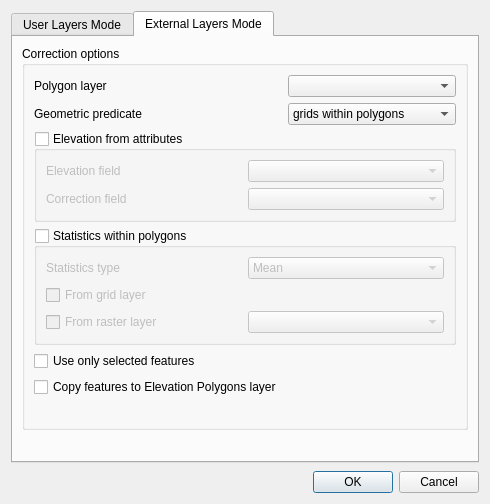
FLO-2DSoftware/qgis-flo-2d-plugin, file flo2d/ui/grid_elevation.ui: the form before one commit.
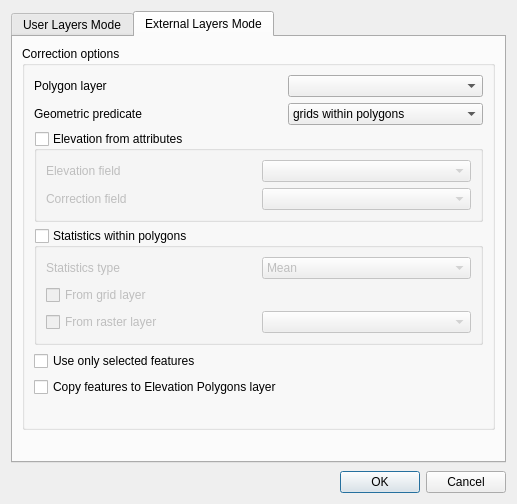
The form after the commit.

Commit message: Fix resizing of dialog and widgets within

The edit to the form file:
```diff
--- a/flo2d/ui/grid_elevation.ui
+++ b/flo2d/ui/grid_elevation.ui
@@ -6,7 +6,7 @@
    <rect>
     <x>0</x>
     <y>0</y>
-    <width>444</width>
+    <width>517</width>
     <height>504</height>
    </rect>
   </property>
@@ -185,7 +185,7 @@
          <property name="minimumSize">
           <size>
            <width>0</width>
-           <height>50</height>
+           <height>0</height>
           </size>
          </property>
          <property name="title">
```
Left out of the diff: 2 changed lines with no effect on the pictures.
